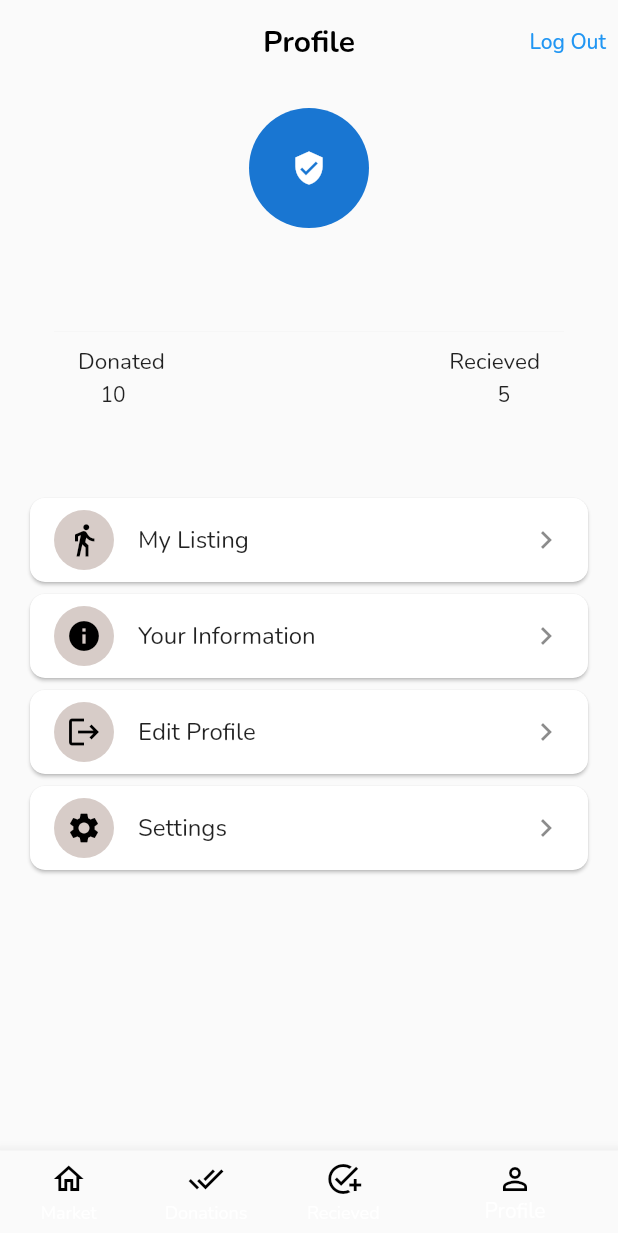
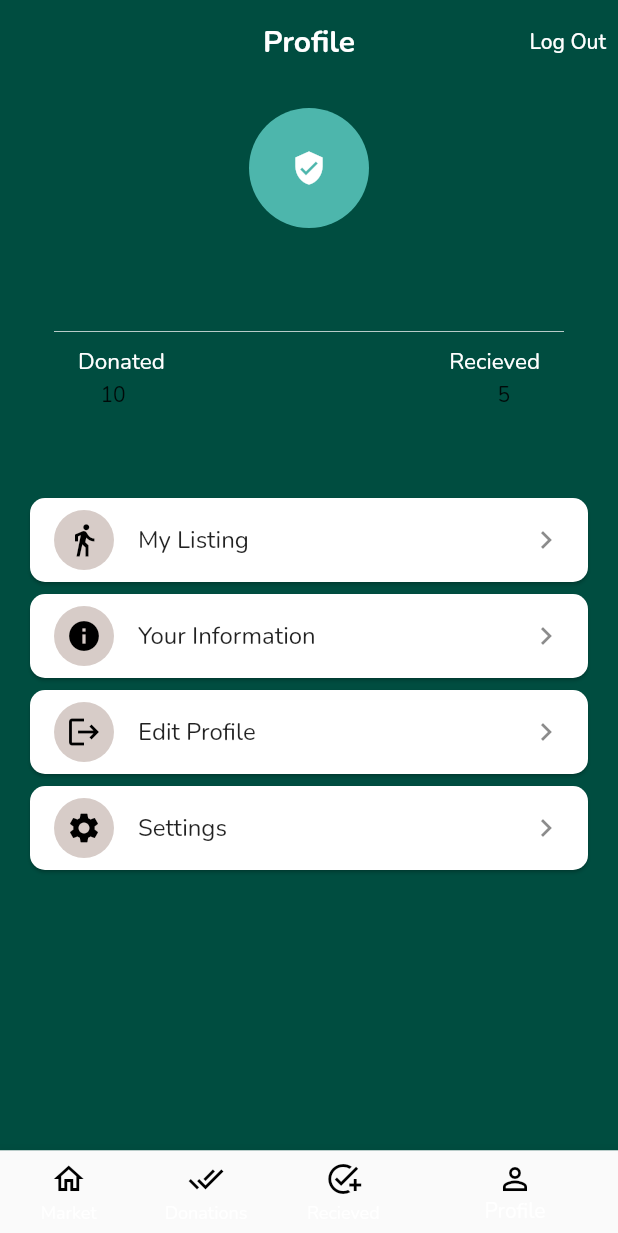
Before and after one commit to fasihmamji/Medicare, a Flutter app: the screen it shows once a user with an empty profile is signed in, item 4 of the bottom bar chosen, after a tap on "Log Out", on a phone screen of 412 x 824 dp. Shown: the top 1233 px of the screen. Run offline on Flutter 3.47's test engine with Material 2 defaults, Android fonts, the phone set to English and light mode, and no system bars; our stand-ins replace cloud_firestore, firebase_auth, firebase_core, google_fonts; accounts and stored records are empty.

Commit message:
Interface Changed

```diff
--- a/lib/screens/editprofile.dart
+++ b/lib/screens/editprofile.dart
@@ -55,7 +55,7 @@ class _EditprofileState extends State<Editprofile> {
     return Scaffold(
       appBar: AppBar(
         centerTitle: true,
-        backgroundColor: Colors.blueGrey,
+        backgroundColor: Colors.teal.shade900,
         elevation: 0,
         title: Text('Update Profile'),
       ),
@@ -82,7 +82,7 @@ class _EditprofileState extends State<Editprofile> {
                       height: 130,
                       child: CircleAvatar(
                         radius: 60,
-                        backgroundColor: Colors.blueGrey,
+                        backgroundColor: Colors.teal.shade900,
                         child: Center(
                           child: Icon(Icons.verified_user),
                         ),
@@ -242,7 +242,7 @@ class _EditprofileState extends State<Editprofile> {
                         ),
                         padding: EdgeInsets.symmetric(horizontal: 50),
                         decoration: BoxDecoration(
-                            color: Colors.blue.shade900,
+                            color: Colors.teal,
                             borderRadius: BorderRadius.circular(20))),
                   ),
                 ],
--- a/lib/screens/market.dart
+++ b/lib/screens/market.dart
@@ -8,6 +8,7 @@ class Market extends StatefulWidget {
 }
 
 class _MarketState extends State<Market> {
+  bool isSearching = false;
   FirebaseFirestore db = FirebaseFirestore.instance;
 
   FirebaseAuth auth = FirebaseAuth.instance;
@@ -17,6 +18,7 @@ class _MarketState extends State<Market> {
     super.initState();
     getUser();
   }
+
 
   getUser() async {
     var user = auth.currentUser;
@@ -34,6 +36,42 @@ class _MarketState extends State<Market> {
   @override
   Widget build(BuildContext context) {
     return Scaffold(
+        appBar: AppBar(
+          elevation: 0,
+          backgroundColor: Colors.teal.shade900,
+          title: !isSearching
+              ? Text('All Medicines')
+              : TextField(
+                  style: TextStyle(color: Colors.white),
+                  decoration: InputDecoration(
+                    icon: Icon(
+                      Icons.search,
+                      color: Colors.white,
+                    ),
+                    hintText: "Search Medicine Here",
+                    hintStyle: TextStyle(color: Colors.white),
+                  ),
+                ),
+          actions: [
+            isSearching
+                ? IconButton(
+                    icon: Icon(Icons.cancel),
+                    onPressed: () {
+                      setState(() {
+                        this.isSearching = false;
+                      });
+                    },
+                  )
+                : IconButton(
+                    icon: Icon(Icons.search),
+                    onPressed: () {
+                      setState(() {
+                        this.isSearching = true;
+                      });
+                    },
+                  ),
+          ],
+        ),
         body: StreamBuilder<QuerySnapshot>(
           stream: db.collection('Donations').snapshots(),
           builder: (context, snapshot) {
@@ -55,7 +93,8 @@ class _MarketState extends State<Market> {
                 itemBuilder: (context, index) {
                   DocumentSnapshot doc = snapshot.data!.docs[index];
 
-              Map<String, dynamic> data = doc.data() as Map<String, dynamic>;
+                  Map<String, dynamic> data =
+                      doc.data() as Map<String, dynamic>;
 
                   return Padding(
                     padding: const EdgeInsets.all(18.0),
@@ -86,8 +125,8 @@ class _MarketState extends State<Market> {
                               if (!snapshot.hasData) {
                                 return Container();
                               } else {
-                            var data =
-                                snapshot.data!.data() as Map<String, dynamic>;
+                                var data = snapshot.data!.data()
+                                    as Map<String, dynamic>;
                                 return Padding(
                                   padding: const EdgeInsets.all(8.0),
                                   child: Align(
--- a/lib/screens/myinfo.dart
+++ b/lib/screens/myinfo.dart
@@ -47,6 +47,7 @@ class MyInfo extends StatelessWidget {
     };
 
     return Scaffold(
+        backgroundColor: Colors.teal.shade900,
         appBar: AppBar(
           elevation: 0,
           iconTheme: IconThemeData(color: Colors.black),
@@ -60,7 +61,10 @@ class MyInfo extends StatelessWidget {
               padding: const EdgeInsets.all(16.0),
               child: Text(
                 'Your Information',
-                style: TextStyle(fontSize: 24, fontWeight: FontWeight.bold),
+                style: TextStyle(
+                    fontSize: 24,
+                    fontWeight: FontWeight.bold,
+                    color: Colors.white),
               ),
             ),
             Container(
--- a/lib/screens/myprofile.dart
+++ b/lib/screens/myprofile.dart
@@ -53,6 +53,7 @@ class _MyprofileState extends State<Myprofile> {
   Widget build(BuildContext context) {
     CollectionReference users = FirebaseFirestore.instance.collection('Users');
     return Scaffold(
+      backgroundColor: Colors.teal.shade900,
       appBar: AppBar(
           centerTitle: true,
           iconTheme: IconThemeData(color: Colors.black),
@@ -60,10 +61,15 @@ class _MyprofileState extends State<Myprofile> {
           elevation: 0,
           title: Text('Profile',
               style:
-                  TextStyle(color: Colors.black, fontWeight: FontWeight.bold)),
+                  TextStyle(color: Colors.white, fontWeight: FontWeight.bold)),
           actions: [
             TextButton(
-                child: Text('Log Out'),
+                child: Text(
+                  'Log Out',
+                  style: TextStyle(
+                    color: Colors.white,
+                  ),
+                ),
                 onPressed: () {
                   auth.signOut();
                 })
@@ -94,8 +100,12 @@ class _MyprofileState extends State<Myprofile> {
                   Column(
                     children: [
                       CircleAvatar(
+                        backgroundColor: Colors.teal.shade300,
                         radius: 40,
-                        child: Icon(Icons.verified_user),
+                        child: Icon(
+                          Icons.verified_user,
+                          color: Colors.white,
+                        ),
                       ),
                       SizedBox(
                         height: 10,
@@ -108,9 +118,11 @@ class _MyprofileState extends State<Myprofile> {
                             Text(
                               "${data['fname']} ${data['lname']}",
                               style: TextStyle(
-                                  fontSize: 22,
-                                  fontWeight: FontWeight.bold,
-                                  letterSpacing: 1),
+                                fontSize: 22,
+                                fontWeight: FontWeight.bold,
+                                letterSpacing: 1,
+                                color: Colors.white,
+                              ),
                             ),
                           ],
                         ),
@@ -120,7 +132,7 @@ class _MyprofileState extends State<Myprofile> {
                         style: TextStyle(
                           fontSize: 14,
                           fontWeight: FontWeight.bold,
-                          color: Colors.grey.shade400,
+                          color: Colors.white,
                         ),
                       ),
                     ],
@@ -139,8 +151,16 @@ class _MyprofileState extends State<Myprofile> {
                     child: Row(
                       mainAxisAlignment: MainAxisAlignment.spaceBetween,
                       children: [
-                        Text('Donated', style: TextStyle(fontSize: 15)),
-                        Text('Recieved', style: TextStyle(fontSize: 15)),
+                        Text('Donated',
+                            style: TextStyle(
+                              fontSize: 15,
+                              color: Colors.white,
+                            )),
+                        Text('Recieved',
+                            style: TextStyle(
+                              fontSize: 15,
+                              color: Colors.white,
+                            )),
                       ],
                     ),
                   ),
```
Also changed, not shown: lib/screens/donations.dart (+15 -1 lines), lib/screens/recieved.dart (+26 -8 lines), lib/screens/settings.dart (+21 -4 lines), lib/widgets/DonationForm.dart (+5 -5 lines). Lines whose indentation alone changed are shown as unchanged.
